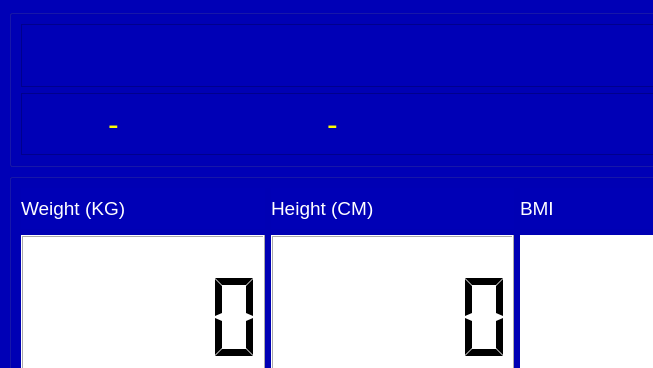
Qt form win_all/win_all.ui (tehnplk/smart_connect_pi) before a commit; both pictures show x 0 to 653 and y 0 to 368 of the 785 by 850 pixel window.
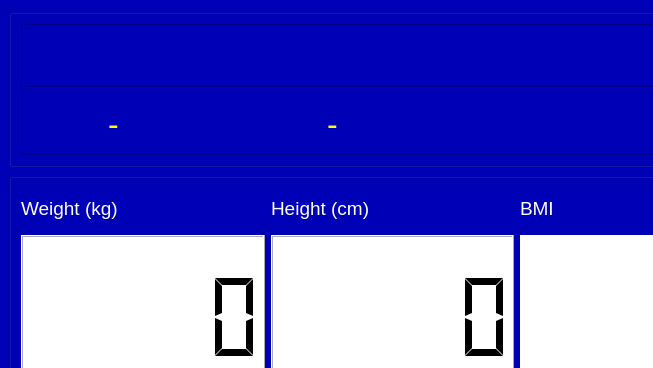
The same form after that commit. Icons and pictures are not drawn.

The edit to the form file:
```diff
--- a/win_all/win_all.ui
+++ b/win_all/win_all.ui
@@ -147,7 +147,7 @@
           </font>
          </property>
          <property name="text">
-          <string>Weight (KG)</string>
+          <string>Weight (kg)</string>
          </property>
         </widget>
        </item>
@@ -159,7 +159,7 @@
           </font>
          </property>
          <property name="text">
-          <string>Height (CM)</string>
+          <string>Height (cm)</string>
          </property>
         </widget>
        </item>
```
